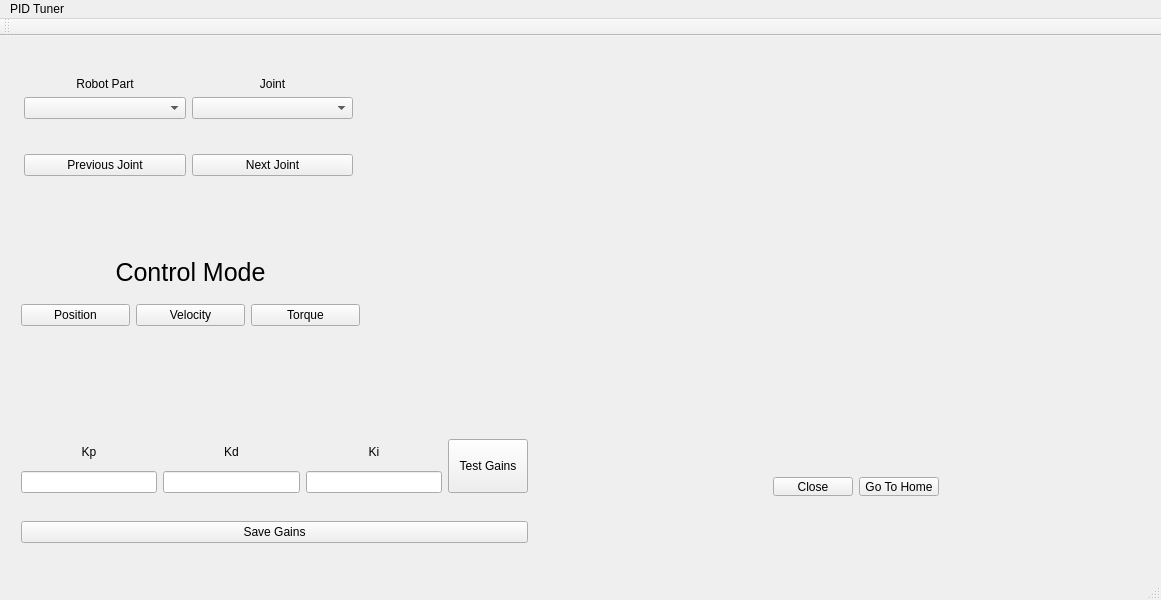
Above: include/guiModule/mainwindow.ui from rlober/pidTuner before the change. Below: the same form after it.
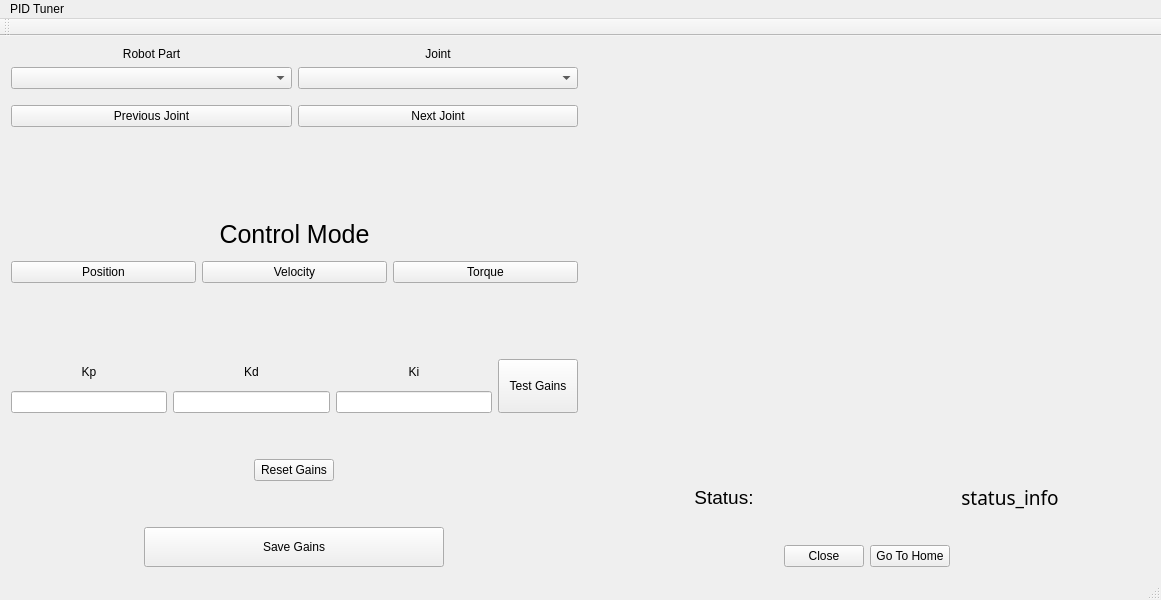
That is the form after the change. Custom widgets are drawn as their Qt base class.

Commit message: Yarp port integration with Qt. Pid and got to home ports working, robot part and joint index ports not yet working with send function in mainWindow.

What changed in the file:
```diff
--- a/include/guiModule/mainwindow.ui
+++ b/include/guiModule/mainwindow.ui
@@ -14,32 +14,202 @@
    <string>MainWindow</string>
   </property>
   <widget class="QWidget" name="centralWidget">
-   <widget class="QCustomPlot" name="posPlot" native="true">
-    <property name="geometry">
-     <rect>
-      <x>560</x>
-      <y>0</y>
-      <width>591</width>
-      <height>401</height>
-     </rect>
-    </property>
-   </widget>
-   <widget class="QWidget" name="layoutWidget">
-    <property name="geometry">
-     <rect>
-      <x>13</x>
-      <y>30</y>
-      <width>351</width>
-      <height>121</height>
-     </rect>
-    </property>
-    <layout class="QVBoxLayout" name="verticalLayout_6">
+   <layout class="QGridLayout" name="gridLayout">
+    <item row="0" column="1" rowspan="5">
+     <widget class="QCustomPlot" name="posPlot" native="true"/>
+    </item>
+    <item row="1" column="0">
+     <spacer name="verticalSpacer_3">
+      <property name="orientation">
+       <enum>Qt::Vertical</enum>
+      </property>
+      <property name="sizeType">
+       <enum>QSizePolicy::Maximum</enum>
+      </property>
+      <property name="sizeHint" stdset="0">
+       <size>
+        <width>20</width>
+        <height>80</height>
+       </size>
+      </property>
+     </spacer>
+    </item>
+    <item row="2" column="0">
+     <layout class="QVBoxLayout" name="contModeLayout">
+      <item>
+       <widget class="QLabel" name="contModeLabel">
+        <property name="font">
+         <font>
+          <pointsize>19</pointsize>
+         </font>
+        </property>
+        <property name="text">
+         <string>Control Mode</string>
+        </property>
+        <property name="alignment">
+         <set>Qt::AlignCenter</set>
+        </property>
+       </widget>
+      </item>
+      <item>
+       <layout class="QHBoxLayout" name="contModeButtonLayout">
+        <item>
+         <widget class="QPushButton" name="posContButton">
+          <property name="text">
+           <string>Position</string>
+          </property>
+          <property name="checkable">
+           <bool>true</bool>
+          </property>
+         </widget>
+        </item>
      <item>
-      <layout class="QHBoxLayout" name="horizontalLayout_3">
+         <widget class="QPushButton" name="velContButton">
+          <property name="text">
+           <string>Velocity</string>
+          </property>
+          <property name="checkable">
+           <bool>true</bool>
+          </property>
+         </widget>
+        </item>
        <item>
-        <layout class="QVBoxLayout" name="verticalLayout_5">
+         <widget class="QPushButton" name="torContButton">
+          <property name="text">
+           <string>Torque</string>
+          </property>
+          <property name="checkable">
+           <bool>true</bool>
+          </property>
+         </widget>
+        </item>
+       </layout>
+      </item>
+     </layout>
+    </item>
+    <item row="6" column="1">
+     <layout class="QVBoxLayout" name="verticalLayout">
          <item>
-          <widget class="QLabel" name="label_4">
+       <layout class="QHBoxLayout" name="statusLayout">
+        <item>
+         <widget class="QLabel" name="statusLabel">
+          <property name="font">
+           <font>
+            <pointsize>14</pointsize>
+           </font>
+          </property>
+          <property name="text">
+           <string>Status:</string>
+          </property>
+          <property name="alignment">
+           <set>Qt::AlignCenter</set>
+          </property>
+         </widget>
+        </item>
+        <item>
+         <widget class="QLabel" name="statusInfoLabel">
+          <property name="font">
+           <font>
+            <family>Ubuntu Mono</family>
+            <pointsize>14</pointsize>
+           </font>
+          </property>
+          <property name="text">
+           <string>status_info</string>
+          </property>
+          <property name="alignment">
+           <set>Qt::AlignCenter</set>
+          </property>
+         </widget>
+        </item>
+       </layout>
+      </item>
+      <item>
+       <spacer name="verticalSpacer">
+        <property name="orientation">
+         <enum>Qt::Vertical</enum>
+        </property>
+        <property name="sizeType">
+         <enum>QSizePolicy::Maximum</enum>
+        </property>
+        <property name="sizeHint" stdset="0">
+         <size>
+          <width>20</width>
+          <height>20</height>
+         </size>
+        </property>
+       </spacer>
+      </item>
+      <item>
+       <layout class="QHBoxLayout" name="closeHomeLayout">
+        <item>
+         <spacer name="closeSpacer">
+          <property name="orientation">
+           <enum>Qt::Horizontal</enum>
+          </property>
+          <property name="sizeHint" stdset="0">
+           <size>
+            <width>40</width>
+            <height>20</height>
+           </size>
+          </property>
+         </spacer>
+        </item>
+        <item>
+         <widget class="QPushButton" name="closeButton">
+          <property name="text">
+           <string>Close</string>
+          </property>
+         </widget>
+        </item>
+        <item>
+         <widget class="QPushButton" name="homeButton">
+          <property name="text">
+           <string>Go To Home</string>
+          </property>
+         </widget>
+        </item>
+        <item>
+         <spacer name="homeSpacer">
+          <property name="orientation">
+           <enum>Qt::Horizontal</enum>
+          </property>
+          <property name="sizeHint" stdset="0">
+           <size>
+            <width>40</width>
+            <height>20</height>
+           </size>
+          </property>
+         </spacer>
+        </item>
+       </layout>
+      </item>
+     </layout>
+    </item>
+    <item row="5" column="1">
+     <spacer name="verticalSpacer_2">
+      <property name="orientation">
+       <enum>Qt::Vertical</enum>
+      </property>
+      <property name="sizeType">
+       <enum>QSizePolicy::Maximum</enum>
+      </property>
+      <property name="sizeHint" stdset="0">
+       <size>
+        <width>20</width>
+        <height>20</height>
+       </size>
+      </property>
+     </spacer>
+    </item>
+    <item row="0" column="0">
+     <layout class="QVBoxLayout" name="jointSelectorLayout_2">
+      <item>
+       <layout class="QHBoxLayout" name="selectorComboBoxLayout">
+        <item>
+         <layout class="QVBoxLayout" name="partLayout">
+          <item>
+           <widget class="QLabel" name="partLabel">
            <property name="text">
             <string>Robot Part</string>
            </property>
@@ -54,7 +224,7 @@
         </layout>
        </item>
        <item>
-        <layout class="QVBoxLayout" name="verticalLayout_4">
+         <layout class="QVBoxLayout" name="jointLayout">
          <item>
           <widget class="QLabel" name="label_5">
            <property name="text">
@@ -73,20 +243,23 @@
       </layout>
      </item>
      <item>
-      <spacer name="verticalSpacer">
+       <spacer name="jointButtonSpacer">
        <property name="orientation">
         <enum>Qt::Vertical</enum>
        </property>
+        <property name="sizeType">
+         <enum>QSizePolicy::Maximum</enum>
+        </property>
        <property name="sizeHint" stdset="0">
         <size>
          <width>20</width>
-         <height>40</height>
+          <height>10</height>
         </size>
        </property>
       </spacer>
      </item>
      <item>
-      <layout class="QHBoxLayout" name="horizontalLayout_2">
+       <layout class="QHBoxLayout" name="jointSelectorLayout">
        <item>
         <widget class="QPushButton" name="previousJointButton">
          <property name="text">
@@ -104,21 +277,13 @@
       </layout>
      </item>
     </layout>
-   </widget>
-   <widget class="QWidget" name="layoutWidget">
-    <property name="geometry">
-     <rect>
-      <x>10</x>
-      <y>390</y>
-      <width>529</width>
-      <height>132</height>
-     </rect>
-    </property>
-    <layout class="QVBoxLayout" name="verticalLayout_7">
+    </item>
+    <item row="4" column="0" rowspan="3">
+     <layout class="QVBoxLayout" name="gainsLayout">
      <item>
-      <layout class="QHBoxLayout" name="horizontalLayout_4">
+       <layout class="QHBoxLayout" name="gainInputLayout">
        <item>
-        <layout class="QVBoxLayout" name="verticalLayout">
+         <layout class="QVBoxLayout" name="kpLayout">
          <item>
           <widget class="QLabel" name="kp_label">
            <property name="text">
@@ -184,131 +349,82 @@
       </layout>
      </item>
      <item>
-      <spacer name="horizontalSpacer">
+       <spacer name="verticalSpacer_6">
        <property name="orientation">
-        <enum>Qt::Horizontal</enum>
+         <enum>Qt::Vertical</enum>
        </property>
        <property name="sizeHint" stdset="0">
         <size>
-         <width>40</width>
-         <height>20</height>
+          <width>20</width>
+          <height>40</height>
         </size>
        </property>
       </spacer>
      </item>
+      <item alignment="Qt::AlignHCenter|Qt::AlignVCenter">
+       <widget class="QPushButton" name="gainResetButton">
+        <property name="text">
+         <string>Reset Gains</string>
+        </property>
+       </widget>
+      </item>
      <item>
+       <spacer name="verticalSpacer_5">
+        <property name="orientation">
+         <enum>Qt::Vertical</enum>
+        </property>
+        <property name="sizeHint" stdset="0">
+         <size>
+          <width>20</width>
+          <height>40</height>
+         </size>
+        </property>
+       </spacer>
+      </item>
+      <item alignment="Qt::AlignHCenter|Qt::AlignVCenter">
       <widget class="QPushButton" name="saveGainsButton">
+        <property name="sizePolicy">
+         <sizepolicy hsizetype="MinimumExpanding" vsizetype="MinimumExpanding">
+          <horstretch>200</horstretch>
+          <verstretch>0</verstretch>
+         </sizepolicy>
+        </property>
+        <property name="minimumSize">
+         <size>
+          <width>300</width>
+          <height>40</height>
+         </size>
+        </property>
+        <property name="maximumSize">
+         <size>
+          <width>80000</width>
+          <height>80</height>
+         </size>
+        </property>
        <property name="text">
         <string>Save Gains</string>
        </property>
       </widget>
      </item>
     </layout>
-   </widget>
-   <widget class="QWidget" name="layoutWidget">
-    <property name="geometry">
-     <rect>
-      <x>10</x>
-      <y>200</y>
-      <width>361</width>
-      <height>101</height>
-     </rect>
-    </property>
-    <layout class="QVBoxLayout" name="verticalLayout_8">
-     <item>
-      <widget class="QLabel" name="label">
-       <property name="font">
-        <font>
-         <pointsize>19</pointsize>
-        </font>
-       </property>
-       <property name="text">
-        <string>Control Mode</string>
-       </property>
-       <property name="alignment">
-        <set>Qt::AlignCenter</set>
-       </property>
-      </widget>
-     </item>
-     <item>
-      <layout class="QHBoxLayout" name="horizontalLayout_5">
-       <item>
-        <widget class="QPushButton" name="posContButton">
-         <property name="text">
-          <string>Position</string>
-         </property>
-        </widget>
-       </item>
-       <item>
-        <widget class="QPushButton" name="velContButton">
-         <property name="text">
-          <string>Velocity</string>
-         </property>
-        </widget>
-       </item>
-       <item>
-        <widget class="QPushButton" name="torContButton">
-         <property name="text">
-          <string>Torque</string>
-         </property>
-        </widget>
-       </item>
-      </layout>
-     </item>
-    </layout>
-   </widget>
-   <widget class="QWidget" name="layoutWidget">
-    <property name="geometry">
-     <rect>
-      <x>710</x>
-      <y>430</y>
-      <width>291</width>
-      <height>41</height>
-     </rect>
-    </property>
-    <layout class="QHBoxLayout" name="horizontalLayout">
-     <item>
-      <spacer name="horizontalSpacer_2">
+    </item>
+    <item row="3" column="0">
+     <spacer name="verticalSpacer_4">
        <property name="orientation">
-        <enum>Qt::Horizontal</enum>
-       </property>
-       <property name="sizeHint" stdset="0">
-        <size>
-         <width>40</width>
-         <height>20</height>
-        </size>
-       </property>
-      </spacer>
-     </item>
-     <item>
-      <widget class="QPushButton" name="closeButton">
-       <property name="text">
-        <string>Close</string>
-       </property>
-      </widget>
-     </item>
-     <item>
-      <widget class="QPushButton" name="homeButton">
-       <property name="text">
-        <string>Go To Home</string>
-       </property>
-      </widget>
-     </item>
-     <item>
-      <spacer name="horizontalSpacer_3">
-       <property name="orientation">
-        <enum>Qt::Horizontal</enum>
-       </property>
+       <enum>Qt::Vertical</enum>
+      </property>
+      <property name="sizeType">
+       <enum>QSizePolicy::Maximum</enum>
+      </property>
        <property name="sizeHint" stdset="0">
         <size>
-         <width>40</width>
-         <height>20</height>
+        <width>20</width>
+        <height>40</height>
         </size>
        </property>
       </spacer>
      </item>
     </layout>
-   </widget>
    <zorder>layoutWidget</zorder>
    <zorder>layoutWidget</zorder>
    <zorder>layoutWidget</zorder>
```
Left out of the diff: 11 changed lines with no effect on the pictures. Lines whose indentation alone changed are shown as unchanged. The commit also changes 7 other files.
